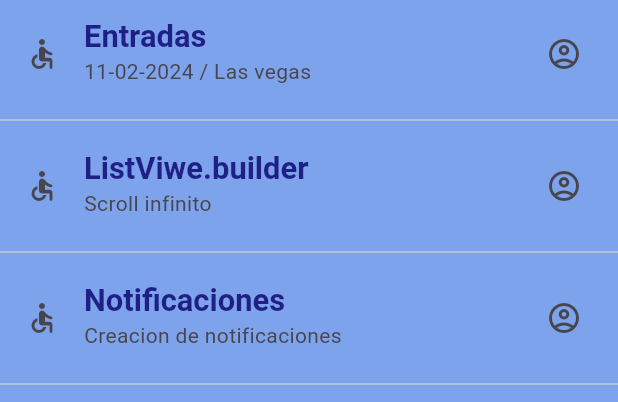
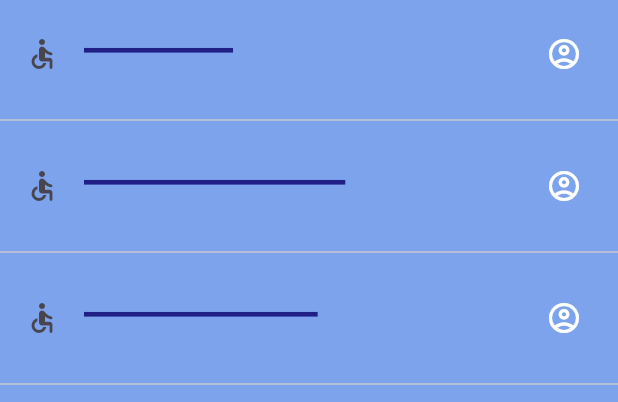
Before and after one commit to SuperExe404/componentes_flutter, a Flutter app: the screen it shows after launch, on a phone screen of 412 x 824 dp, the part 84-486 px from its top. Run offline on Flutter 3.47's test engine with Material 3 defaults, Android fonts, the phone set to English and light mode, and no system bars; our stand-ins replace google_fonts; Roboto replaces fonts that are missing (Acme).

Commit message:
Finalizing the app theme

```diff
--- a/lib/screens/home_screen.dart
+++ b/lib/screens/home_screen.dart
@@ -1,4 +1,5 @@
 import 'package:flutter/material.dart';
+import 'package:flutter_application_3/theme/app_theme.dart';
 
 class HomeScreen extends StatelessWidget {
   const HomeScreen({Key? key}) : super(key: key);
@@ -16,8 +17,12 @@ class HomeScreen extends StatelessWidget {
             title: Text('Entradas',
               style: Theme.of(context).textTheme.headlineLarge,
             ),
-            subtitle: const Text('11-02-2024 / Las vegas '),
-            trailing: const Icon(Icons.account_circle_outlined),
+            subtitle: Text('11-02-2024 / Las vegas ',
+              style: AppTheme.lightTheme.textTheme.bodySmall
+            ),
+            trailing: const Icon(Icons.account_circle_outlined,
+              color: AppTheme.chemaColor
+            ),
           ),
           const Divider(),
           ListTile(
@@ -25,8 +30,12 @@ class HomeScreen extends StatelessWidget {
             title: Text('ListViwe.builder',
               style: Theme.of(context).textTheme.headlineLarge,
             ),
-            subtitle: const Text('Scroll infinito '),
-            trailing: const Icon(Icons.account_circle_outlined),
+            subtitle: Text('Scroll infinito ',
+              style: AppTheme.lightTheme.textTheme.bodySmall
+            ),
+            trailing: const Icon(Icons.account_circle_outlined,
+              color: AppTheme.chemaColor
+            ),
           ),
           const Divider(),
           ListTile(
@@ -34,8 +43,12 @@ class HomeScreen extends StatelessWidget {
             title: Text('Notificaciones',
               style: Theme.of(context).textTheme.headlineLarge,
             ),
-            subtitle: const Text('Creacion de notificaciones '),
-            trailing: const Icon(Icons.account_circle_outlined),
+            subtitle: Text('Creacion de notificaciones ',
+              style: AppTheme.lightTheme.textTheme.bodySmall
+            ),
+            trailing: const Icon(Icons.account_circle_outlined,
+              color: AppTheme.chemaColor
+            ),
           ),
           const Divider(),
         ],
--- a/lib/theme/app_theme.dart
+++ b/lib/theme/app_theme.dart
@@ -1,19 +1,30 @@
 import 'package:flutter/material.dart';
+import 'package:google_fonts/google_fonts.dart';
 
 class AppTheme{
   // Declaracions de color
   static const mainColor = Color.fromARGB(255, 31, 31, 134);
+  static const backColor = Color.fromARGB(255, 124, 163, 235);
+  static const superColor = Color.fromARGB(0, 34, 8, 83);
+  static const chemaColor = Color.fromARGB(255, 255, 255, 255);
 
   // Declaracion del tema claro
   static final ThemeData lightTheme = ThemeData.light().copyWith(
-     scaffoldBackgroundColor:Color.fromARGB(255, 124, 163, 235),
+     scaffoldBackgroundColor: backColor,
       appBarTheme:  const AppBarTheme(color: mainColor),
-      textTheme: const TextTheme(headlineLarge:
-        TextStyle(
-          color: mainColor,
+      textTheme: TextTheme(
+        headlineLarge: GoogleFonts.montserrat(
+          color: const Color.fromARGB(0, 0, 0, 0),
           fontSize: 20.6,
           fontWeight: FontWeight.bold,
-          fontFamily: 'sans-serif',
+          decoration: TextDecoration.underline,
+          decorationColor: mainColor,
+          decorationThickness: 3.0,
+          fontStyle: FontStyle.italic,
+        ),
+        bodySmall: GoogleFonts.acme(
+          color: superColor,
+          fontSize: 15,
         ),
       ),
   );
--- a/pubspec.yaml
+++ b/pubspec.yaml
@@ -9,6 +9,7 @@ environment:
 dependencies:
   flutter:
     sdk: flutter
+  google_fonts: ^6.1.0
 
 dev_dependencies:
   flutter_test:
```
Also changed, not shown: pubspec.lock.
